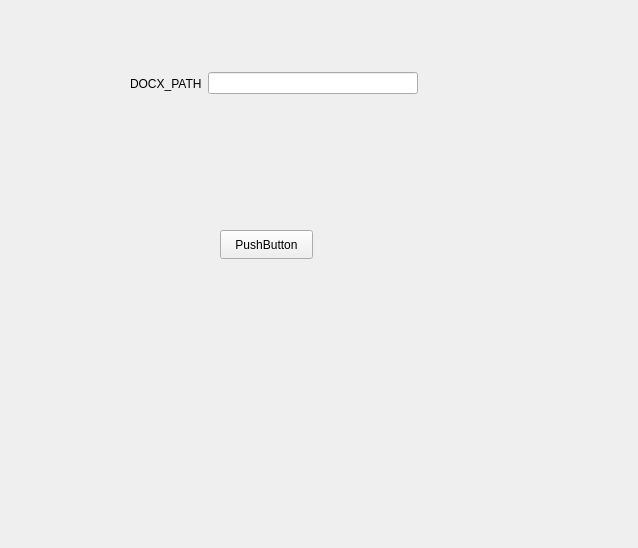
First picture: the form in qt/UI_Obj/mainwindow.ui, repository ChunhuaLU-Make/QtUi, before the edit.
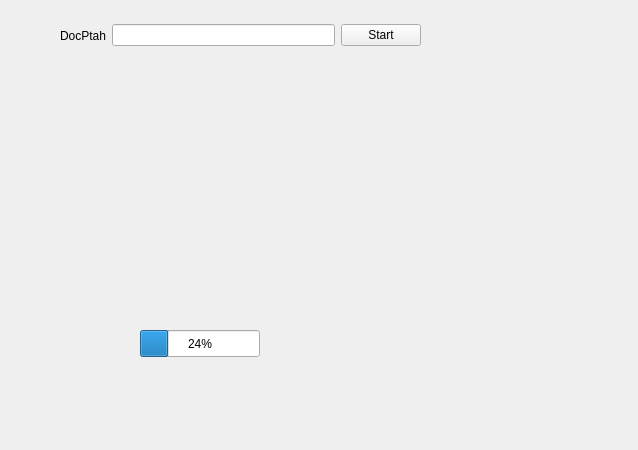
Second picture: the form after the edit.

Commit message: 背景图搞定 1. 学习怎么使用弹簧，怎么布局

The edit to the form file:
```diff
--- a/qt/UI_Obj/mainwindow.ui
+++ b/qt/UI_Obj/mainwindow.ui
@@ -7,7 +7,7 @@
     <x>0</x>
     <y>0</y>
     <width>638</width>
-    <height>548</height>
+    <height>450</height>
    </rect>
   </property>
   <property name="sizePolicy">
@@ -35,36 +35,43 @@
    <widget class="QWidget" name="widget" native="true">
     <property name="geometry">
      <rect>
-      <x>130</x>
-      <y>60</y>
-      <width>288</width>
-      <height>47</height>
+      <x>60</x>
+      <y>10</y>
+      <width>361</width>
+      <height>51</height>
      </rect>
     </property>
     <layout class="QHBoxLayout" name="horizontalLayout">
      <item>
       <widget class="QLabel" name="label">
        <property name="text">
-        <string>DOCX_PATH</string>
+        <string>DocPtah</string>
        </property>
       </widget>
      </item>
      <item>
       <widget class="QLineEdit" name="lineEdit"/>
      </item>
+     <item>
+      <widget class="QPushButton" name="pushButton">
+       <property name="text">
+        <string>Start</string>
+       </property>
+      </widget>
+     </item>
     </layout>
    </widget>
-   <widget class="QPushButton" name="pushButton">
+   <widget class="QProgressBar" name="progressBar">
     <property name="geometry">
      <rect>
-      <x>220</x>
-      <y>230</y>
-      <width>93</width>
-      <height>29</height>
+      <x>140</x>
+      <y>330</y>
+      <width>120</width>
+      <height>27</height>
      </rect>
     </property>
-    <property name="text">
-     <string>PushButton</string>
+    <property name="value">
+     <number>24</number>
     </property>
    </widget>
   </widget>
```
The commit also changes 2 other files.
